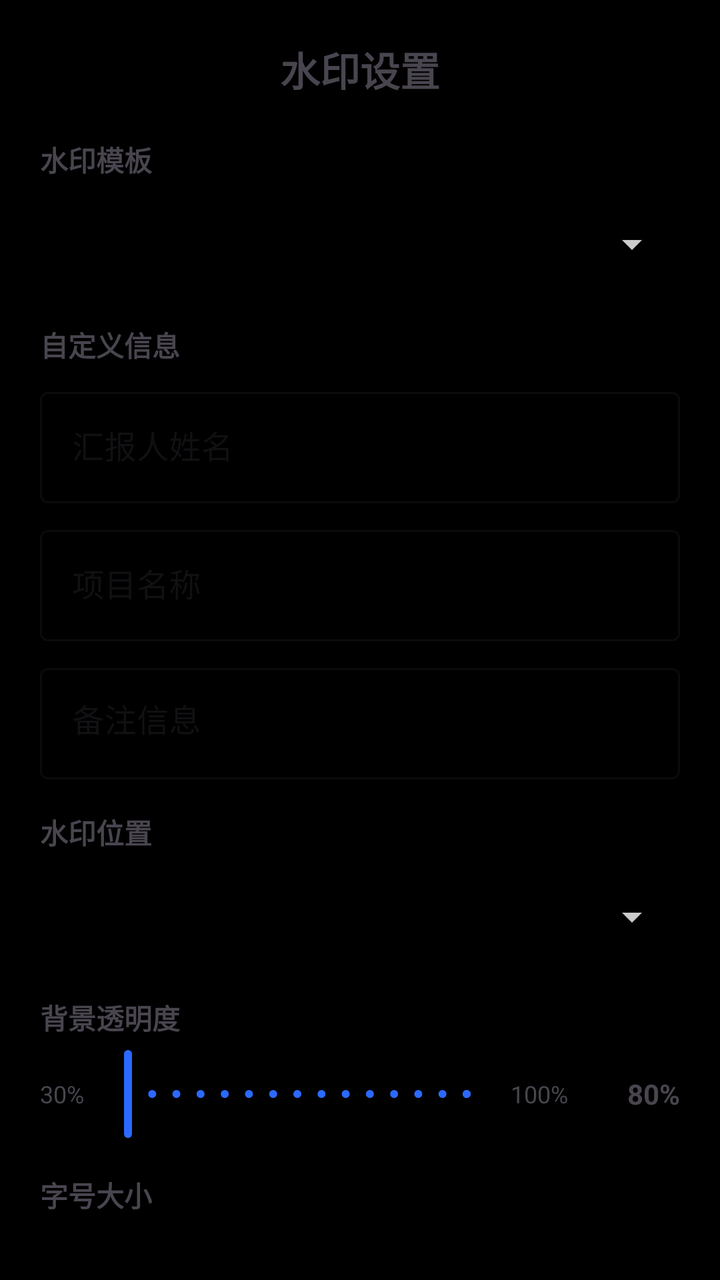
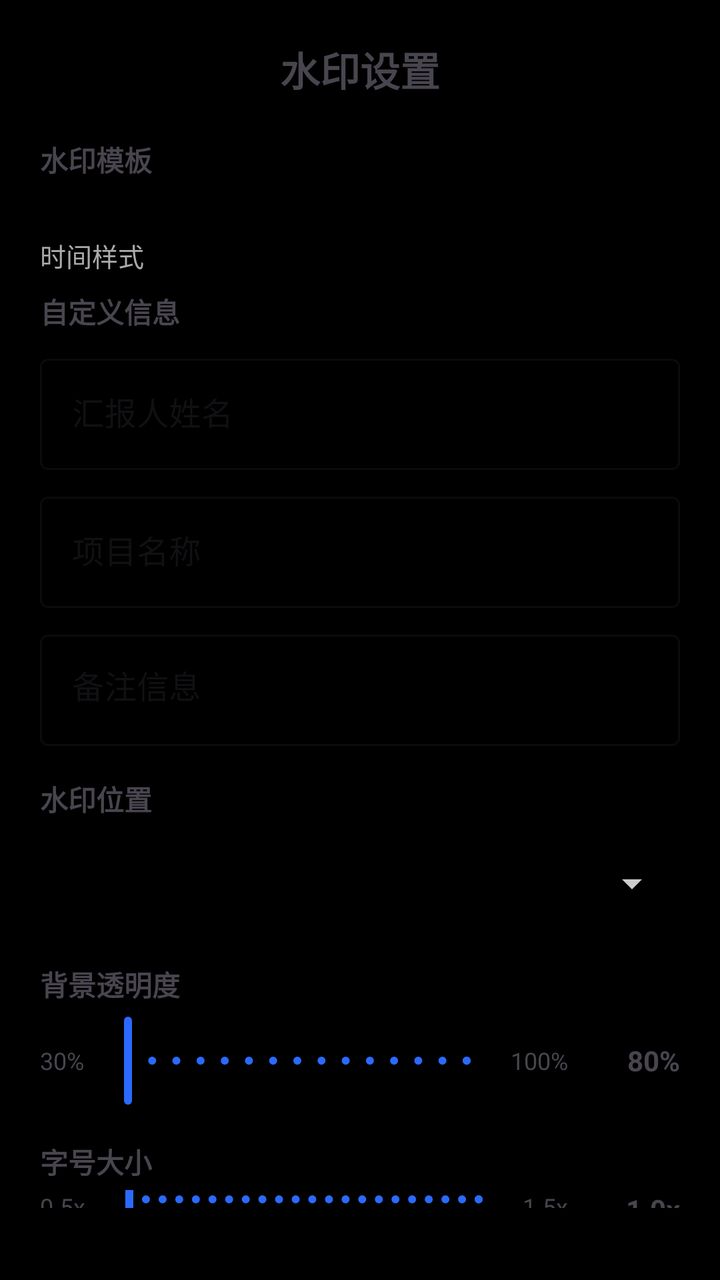

Before-and-after screenshots of an Android layout around one commit, followed by the original layout XML and the change that was made.
<!-- AndroidManifest.xml: application theme Theme.WatermarkCamera -->
<!-- res/layout/fragment_watermark_settings.xml -->
<?xml version="1.0" encoding="utf-8"?>
<LinearLayout xmlns:android="http://schemas.android.com/apk/res/android"
    xmlns:app="http://schemas.android.com/apk/res-auto"
    android:layout_width="match_parent"
    android:layout_height="wrap_content"
    android:orientation="vertical"
    android:padding="20dp">

    
    <TextView
        android:layout_width="wrap_content"
        android:layout_height="wrap_content"
        android:text="水印设置"
        android:textSize="20sp"
        android:textStyle="bold"
        android:layout_gravity="center_horizontal"
        android:layout_marginBottom="20dp" />

    
    <TextView
        android:layout_width="wrap_content"
        android:layout_height="wrap_content"
        android:text="水印模板"
        android:textSize="14sp"
        android:textStyle="bold"
        android:layout_marginBottom="8dp" />

    <Spinner
        android:id="@+id/spinnerTemplate"
        android:layout_width="match_parent"
        android:layout_height="48dp"
        android:layout_marginBottom="16dp" />

    
    <TextView
        android:layout_width="wrap_content"
        android:layout_height="wrap_content"
        android:text="自定义信息"
        android:textSize="14sp"
        android:textStyle="bold"
        android:layout_marginBottom="8dp" />

    <com.google.android.material.textfield.TextInputLayout
        android:layout_width="match_parent"
        android:layout_height="wrap_content"
        android:hint="汇报人姓名"
        android:layout_marginBottom="8dp"
        style="@style/Widget.MaterialComponents.TextInputLayout.OutlinedBox">

        <com.google.android.material.textfield.TextInputEditText
            android:id="@+id/etName"
            android:layout_width="match_parent"
            android:layout_height="wrap_content"
            android:inputType="textPersonName" />
    </com.google.android.material.textfield.TextInputLayout>

    <com.google.android.material.textfield.TextInputLayout
        android:layout_width="match_parent"
        android:layout_height="wrap_content"
        android:hint="项目名称"
        android:layout_marginBottom="8dp"
        style="@style/Widget.MaterialComponents.TextInputLayout.OutlinedBox">

        <com.google.android.material.textfield.TextInputEditText
            android:id="@+id/etProjectName"
            android:layout_width="match_parent"
            android:layout_height="wrap_content"
            android:inputType="text" />
    </com.google.android.material.textfield.TextInputLayout>

    <com.google.android.material.textfield.TextInputLayout
        android:layout_width="match_parent"
        android:layout_height="wrap_content"
        android:hint="备注信息"
        android:layout_marginBottom="16dp"
        style="@style/Widget.MaterialComponents.TextInputLayout.OutlinedBox">

        <com.google.android.material.textfield.TextInputEditText
            android:id="@+id/etRemark"
            android:layout_width="match_parent"
            android:layout_height="wrap_content"
            android:inputType="text"
            android:minLines="2"
            android:gravity="top" />
    </com.google.android.material.textfield.TextInputLayout>

    
    <TextView
        android:layout_width="wrap_content"
        android:layout_height="wrap_content"
        android:text="水印位置"
        android:textSize="14sp"
        android:textStyle="bold"
        android:layout_marginBottom="8dp" />

    <Spinner
        android:id="@+id/spinnerPosition"
        android:layout_width="match_parent"
        android:layout_height="48dp"
        android:layout_marginBottom="16dp" />

    
    <TextView
        android:layout_width="wrap_content"
        android:layout_height="wrap_content"
        android:text="背景透明度"
        android:textSize="14sp"
        android:textStyle="bold"
        android:layout_marginBottom="4dp" />

    <LinearLayout
        android:layout_width="match_parent"
        android:layout_height="wrap_content"
        android:orientation="horizontal"
        android:gravity="center_vertical"
        android:layout_marginBottom="16dp">

        <TextView
            android:layout_width="wrap_content"
            android:layout_height="wrap_content"
            android:text="30%"
            android:textSize="12sp" />

        <com.google.android.material.slider.Slider
            android:id="@+id/sliderTransparency"
            android:layout_width="0dp"
            android:layout_height="wrap_content"
            android:layout_weight="1"
            android:valueFrom="0.3"
            android:valueTo="1.0"
            android:stepSize="0.05"
            app:trackColorActive="@color/color_primary"
            app:trackColorInactive="@color/glass_background"
            app:thumbColor="@color/color_primary" />

        <TextView
            android:layout_width="wrap_content"
            android:layout_height="wrap_content"
            android:text="100%"
            android:textSize="12sp" />

        <TextView
            android:id="@+id/tvTransparencyValue"
            android:layout_width="48dp"
            android:layout_height="wrap_content"
            android:text="80%"
            android:textSize="14sp"
            android:textStyle="bold"
            android:gravity="end"
            android:layout_marginStart="8dp" />
    </LinearLayout>

    
    <TextView
        android:layout_width="wrap_content"
        android:layout_height="wrap_content"
        android:text="字号大小"
        android:textSize="14sp"
        android:textStyle="bold"
        android:layout_marginBottom="4dp" />

    <LinearLayout
        android:layout_width="match_parent"
        android:layout_height="wrap_content"
        android:orientation="horizontal"
        android:gravity="center_vertical"
        android:layout_marginBottom="16dp">

        <TextView
            android:layout_width="wrap_content"
            android:layout_height="wrap_content"
            android:text="0.5x"
            android:textSize="12sp" />

        <com.google.android.material.slider.Slider
            android:id="@+id/sliderFontScale"
            android:layout_width="0dp"
            android:layout_height="wrap_content"
            android:layout_weight="1"
            android:valueFrom="0.5"
            android:valueTo="8.0"
            android:stepSize="0.1"
            app:trackColorActive="@color/color_primary"
            app:trackColorInactive="@color/glass_background"
            app:thumbColor="@color/color_primary" />

        <TextView
            android:layout_width="wrap_content"
            android:layout_height="wrap_content"
            android:text="1.5x"
            android:textSize="12sp" />

        <TextView
            android:id="@+id/tvFontScaleValue"
            android:layout_width="48dp"
            android:layout_height="wrap_content"
            android:text="1.0x"
            android:textSize="14sp"
            android:textStyle="bold"
            android:gravity="end"
            android:layout_marginStart="8dp" />
    </LinearLayout>

    
    <com.google.android.material.switchmaterial.SwitchMaterial
        android:id="@+id/switchShowLocation"
        android:layout_width="match_parent"
        android:layout_height="wrap_content"
        android:text="显示位置信息"
        android:checked="true"
        android:layout_marginBottom="20dp" />

    
    <LinearLayout
        android:layout_width="match_parent"
        android:layout_height="wrap_content"
        android:orientation="horizontal">

        <Button
            android:id="@+id/btnReset"
            android:layout_width="0dp"
            android:layout_height="wrap_content"
            android:layout_weight="1"
            android:text="恢复默认"
            style="?attr/materialButtonOutlinedStyle" />

        <Space
            android:layout_width="12dp"
            android:layout_height="wrap_content" />

        <Button
            android:id="@+id/btnSave"
            android:layout_width="0dp"
            android:layout_height="wrap_content"
            android:layout_weight="1"
            android:text="保存设置" />
    </LinearLayout>

    
    <ProgressBar
        android:id="@+id/progressBar"
        android:layout_width="wrap_content"
        android:layout_height="wrap_content"
        android:layout_gravity="center"
        android:visibility="gone"
        android:layout_marginTop="12dp" />
</LinearLayout>
<!-- resources referenced by this layout -->
<resources>
  <color name="color_primary">#2B6AFF</color>
  <color name="glass_background">#99000000</color>
  <style name="Theme.WatermarkCamera" parent="Theme.Material3.DayNight.NoActionBar">
          
          <item name="colorPrimary">@color/color_primary</item>
          <item name="colorPrimaryDark">@color/color_primary_dark</item>
          <item name="colorAccent">@color/color_primary</item>
  
          
          <item name="android:windowBackground">@color/black</item>
          <item name="android:colorBackground">@color/black</item>
  
          
          <item name="android:statusBarColor">@color/transparent</item>
          <item name="android:windowTranslucentStatus">true</item>
          <item name="android:windowLightStatusBar">false</item>
  
          
          <item name="android:navigationBarColor">@color/transparent</item>
          <item name="android:windowTranslucentNavigation">true</item>
  
          
          <item name="windowActionBar">false</item>
          <item name="windowNoTitle">true</item>
  
          
          <item name="android:textColorPrimary">@color/white</item>
          <item name="android:textColorSecondary">@color/glass_text_secondary</item>
      </style>
  <color name="color_primary_dark">#1E5AEE</color>
  <color name="black">#000000</color>
  <color name="transparent">#00000000</color>
  <color name="white">#FFFFFF</color>
  <color name="glass_text_secondary">#CCFFFFFF</color>
</resources>

<!-- the commit's change to res/layout/fragment_watermark_settings.xml (unified diff, before → after) -->
@@ -27,9 +27,39 @@
 
     <Spinner
         android:id="@+id/spinnerTemplate"
+            android:visibility="gone"
         android:layout_width="match_parent"
         android:layout_height="48dp"
         android:layout_marginBottom="16dp" />
+
+        
+        <GridLayout
+            android:id="@+id/templateGrid"
+            android:layout_width="match_parent"
+            android:layout_height="wrap_content"
+            android:columnCount="4"
+            android:alignmentMode="alignBounds"
+            android:useDefaultMargins="true"
+            android:paddingTop="8dp"
+            android:paddingBottom="8dp" />
+
+        <TextView
+            android:layout_width="match_parent"
+            android:layout_height="wrap_content"
+            android:paddingTop="4dp"
+            android:text="时间样式"
+            android:textColor="@android:color/darker_gray"
+            android:textSize="13sp" />
+
+        <GridLayout
+            android:id="@+id/timeStyleGrid"
+            android:layout_width="match_parent"
+            android:layout_height="wrap_content"
+            android:columnCount="4"
+            android:alignmentMode="alignBounds"
+            android:useDefaultMargins="true"
+            android:paddingBottom="8dp" />
+
 
     
     <TextView
